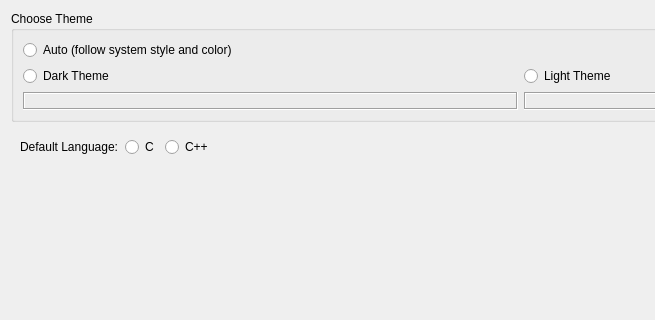
First picture: the form in RedPandaIDE/widgets/choosethemedialog.ui, repository royqh1979/RedPanda-CPP, before the edit; both pictures show x 0 to 655 and y 0 to 320 of the 1041 by 593 pixel window.
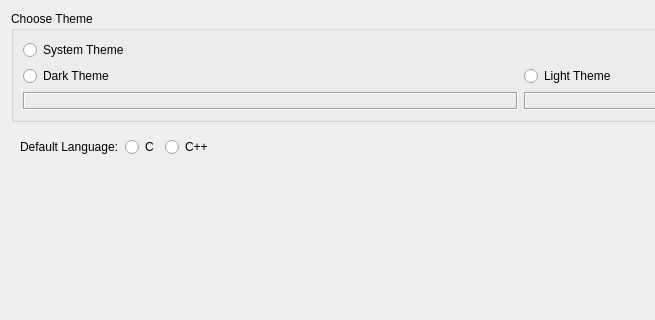
Second picture: the form after the edit. Icons and pictures are not drawn.

Commit message:
Unified Theme Name Length
统一主题名称长度
(1)深色，浅色，高对比度补全“主题”二字，这样显示和以前一样
(2)“自动（跟随系统样式和颜色）”改为“跟随系统颜色”，减少选项设置的空白，其他地方改为“跟随系统样式和颜色”，并跟随更改所有语言翻译版本
ps.说实话，第一次的跟随系统颜色选择我都建议直接删了，免得新手纠结

```diff
--- a/RedPandaIDE/widgets/choosethemedialog.ui
+++ b/RedPandaIDE/widgets/choosethemedialog.ui
@@ -69,7 +69,7 @@
       <item row="0" column="0">
        <widget class="QRadioButton" name="rbAuto">
         <property name="text">
-         <string>Auto (follow system style and color)</string>
+         <string>System Theme</string>
         </property>
        </widget>
       </item>
```
The commit also changes 7 other files.
